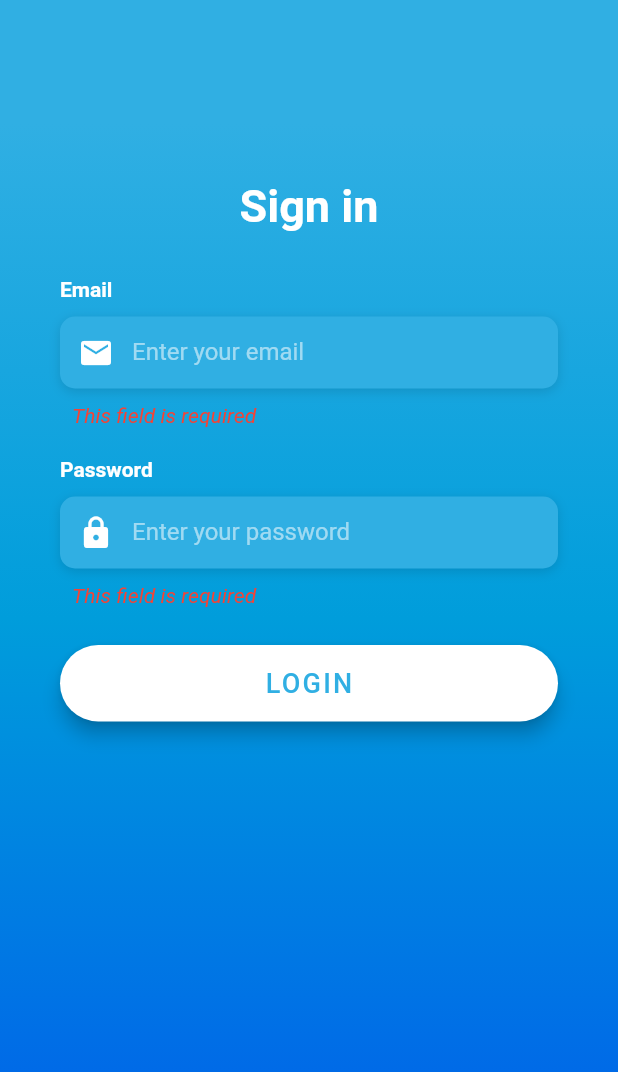
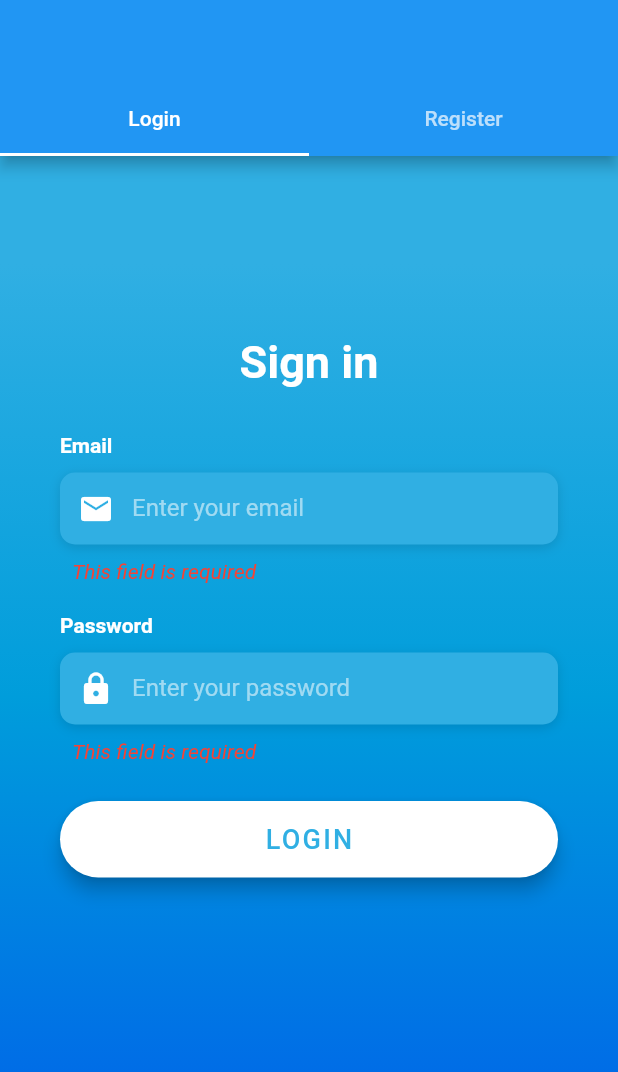
Before and after one commit to PuerileSmuggler/fml, a Flutter app: the screen it shows after launch, after a tap on "LOGIN", on a phone screen of 412 x 824 dp. Shown: the top 1072 px of the screen. Run offline on Flutter 3.47's test engine with Material 2 defaults, Android fonts, the phone set to English and light mode, and no system bars; our stand-ins replace firebase_auth, firebase_core; accounts and stored records are empty; network calls fail; Roboto replaces fonts that are missing (OpenSans).

Commit message:
Add tab navigation between login and register / add logout button in drawer

```diff
--- a/lib/login.dart
+++ b/lib/login.dart
@@ -3,17 +3,6 @@ import 'package:flutter/material.dart';
 import 'package:flutter_app/components/form/input.dart';
 
 class LoginScreen extends StatefulWidget {
-  final FirebaseAuth auth = FirebaseAuth.instance;
-
-  LoginScreen() {
-    FirebaseAuth.instance.authStateChanges().listen((User user) {
-      if (user == null) {
-        print('User is currently signed out!');
-      } else {
-        print('User is signed in!');
-      }
-    });
-  }
   @override
   _LoginScreenState createState() => _LoginScreenState();
 }
@@ -32,28 +21,34 @@ class _LoginData {
 
 class _LoginScreenState extends State<LoginScreen> {
   final _formKey = GlobalKey<FormState>();
+  final _registerFormKey = GlobalKey<FormState>();
   _LoginData _data = new _LoginData();
+  _LoginData _registerData = new _LoginData();
 
-  void submit () async {
+  void submit() async {
     if (_formKey.currentState.validate()) {
       _formKey.currentState.save();
-      // try {
-      //   UserCredential userCredential = await FirebaseAuth.instance.signInWithEmailAndPassword(
-      //       email: "barry.allen@example.com",
-      //       password: "SuperSecretPassword!"
-      //   );
-      // } on FirebaseAuthException catch (e) {
-      //   if (e.code == 'user-not-found') {
-      //     print('No user found for that email.');
-      //   } else if (e.code == 'wrong-password') {
-      //     print('Wrong password provided for that user.');
-      //   }
-      // }
+      try {
+        await FirebaseAuth.instance.signInWithEmailAndPassword(
+            email: _data.email,
+            password: _data.password
+        );
+      } on FirebaseAuthException catch (e) {
+        if (e.code == 'user-not-found') {
+          print('No user found for that email.');
+        } else if (e.code == 'wrong-password') {
+          print('Wrong password provided for that user.');
+        }
+      }
+    }
+  }
+
+  void register() async {
+    if (_registerFormKey.currentState.validate()) {
+      _registerFormKey.currentState.save();
       try {
         await FirebaseAuth.instance.createUserWithEmailAndPassword(
-            email: "barry.allen@example.com",
-            password: "SuperSecretPassword!"
-        );
+            email: _registerData.email, password: _registerData.password);
       } on FirebaseAuthException catch (e) {
         if (e.code == 'weak-password') {
           print('The password provided is too weak.');
@@ -66,19 +61,19 @@ class _LoginScreenState extends State<LoginScreen> {
     }
   }
 
-  Widget buildLoginButton() {
+  Widget _buildLoginButton(String text, Function onSubmit) {
     return Container(
         padding: EdgeInsets.symmetric(vertical: 25.0),
         width: double.infinity,
         child: RaisedButton(
-            onPressed: submit,
+            onPressed: onSubmit,
             elevation: 5.0,
             padding: EdgeInsets.all(15.0),
             shape: RoundedRectangleBorder(
                 borderRadius: BorderRadius.circular(30.0)),
             color: Colors.white,
             child: Text(
-              'LOGIN',
+              text,
               style: TextStyle(
                   color: Color(0xFF30afe3),
                   letterSpacing: 1.5,
@@ -87,10 +82,8 @@ class _LoginScreenState extends State<LoginScreen> {
             )));
   }
 
-  @override
-  Widget build(BuildContext context) {
-    return Scaffold(
-        body: Stack(children: <Widget>[
+  Widget _buildLoginForm() {
+    return Stack(children: <Widget>[
       Container(
         height: double.infinity,
         width: double.infinity,
@@ -143,11 +136,85 @@ class _LoginScreenState extends State<LoginScreen> {
                               icon: Icon(Icons.lock, color: Colors.white),
                               obscureText: true,
                               onSaveFunc: this._data.setPassword),
-                          buildLoginButton()
+                          _buildLoginButton('LOGIN', submit)
                         ])),
               ],
             ),
           ))
-    ]));
+    ]);
+  }
+
+  Widget _buildRegisterForm() {
+    return Stack(children: <Widget>[
+      Container(
+        height: double.infinity,
+        width: double.infinity,
+        decoration: BoxDecoration(
+            gradient: LinearGradient(
+                begin: Alignment.topCenter,
+                end: Alignment.bottomCenter,
+                colors: [
+              Color(0xFF30afe3),
+              Color(0xFF009ddb),
+              Color(0xFF0066e8)
+            ],
+                stops: [
+              0.1,
+              0.5,
+              0.9
+            ])),
+      ),
+      Container(
+          height: double.infinity,
+          child: SingleChildScrollView(
+            physics: AlwaysScrollableScrollPhysics(),
+            padding: EdgeInsets.symmetric(horizontal: 40.0, vertical: 120.0),
+            child: Column(
+              mainAxisAlignment: MainAxisAlignment.center,
+              children: [
+                Text('Register',
+                    style: TextStyle(
+                      color: Colors.white,
+                      fontFamily: 'OpenSans',
+                      fontSize: 30.0,
+                      fontWeight: FontWeight.bold,
+                    )),
+                SizedBox(height: 30.0),
+                Form(
+                    key: _registerFormKey,
+                    child: Column(
+                        crossAxisAlignment: CrossAxisAlignment.start,
+                        children: [
+                          Input(
+                            label: 'Email',
+                            hintText: 'Enter your email',
+                            icon: Icon(Icons.email, color: Colors.white),
+                            onSaveFunc: this._registerData.setEmail,
+                          ),
+                          SizedBox(height: 20.0),
+                          Input(
+                              label: 'Password',
+                              hintText: 'Enter your password',
+                              icon: Icon(Icons.lock, color: Colors.white),
+                              obscureText: true,
+                              onSaveFunc: this._registerData.setPassword),
+                          _buildLoginButton('REGISTER', register)
+                        ])),
+              ],
+            ),
+          ))
+    ]);
+  }
+
+  @override
+  Widget build(BuildContext context) {
+    return DefaultTabController(
+        length: 2,
+        child: Scaffold(
+            appBar: AppBar(
+                bottom:
+                    TabBar(tabs: [Tab(text: 'Login'), Tab(text: 'Register')])),
+            body: TabBarView(
+                children: [_buildLoginForm(), _buildRegisterForm()])));
   }
 }
--- a/lib/main.dart
+++ b/lib/main.dart
@@ -1,5 +1,7 @@
+import 'package:firebase_auth/firebase_auth.dart';
 import 'package:flutter/material.dart';
 import 'package:firebase_core/firebase_core.dart';
+import 'package:flutter_app/home.dart';
 import 'package:flutter_app/login.dart';
 
 void main() {
@@ -36,6 +38,7 @@ class MyApp extends StatelessWidget {
 class MyHomePage extends StatefulWidget {
   MyHomePage({Key key, this.title}) : super(key: key);
 
+
   // This widget is the home page of your application. It is stateful, meaning
   // that it has a State object (defined below) that contains fields that affect
   // how it looks.
@@ -52,7 +55,15 @@ class MyHomePage extends StatefulWidget {
 }
 
 class _MyHomePageState extends State<MyHomePage> {
-  final Future<FirebaseApp> _initialization = Firebase.initializeApp();
+  Future<FirebaseApp> _initialization;
+  User _user;
+
+  _MyHomePageState() {
+    _initialization = Firebase.initializeApp().then((FirebaseApp firebaseApp) {
+      _user = FirebaseAuth.instance.currentUser;
+      return firebaseApp;
+    });
+  }
 
   Widget loading() {
     return Scaffold(
@@ -80,6 +91,9 @@ class _MyHomePageState extends State<MyHomePage> {
 
         // Once complete, show your application
         if (snapshot.connectionState == ConnectionState.done) {
+          if (_user != null) {
+            return  HomeScreen();
+          }
           return LoginScreen();
         }
 
```
Also changed, not shown: lib/home.dart (added, +158 -0 lines).
